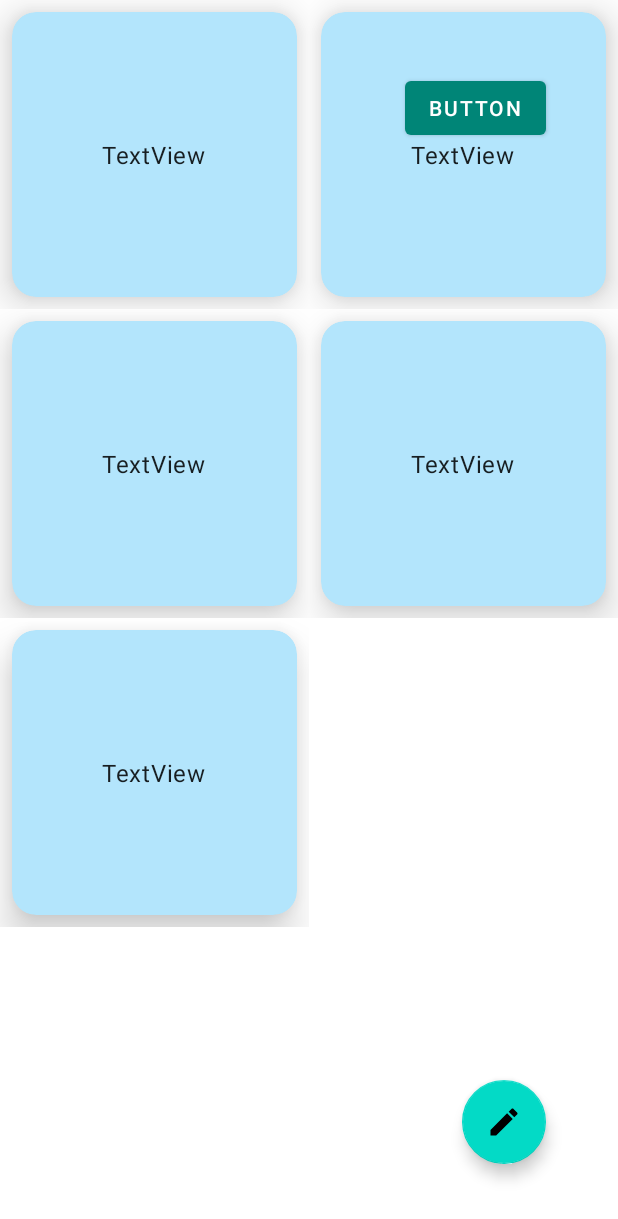
After one commit to GreimuL/SimpleFlashCard, an Android app: the CardListActivity screen opened directly, with no data from a screen before it, on a phone screen of 412 x 824 dp. The commit adds this screen. Shown: the top 1219 px of the screen. Run offline under Robolectric (Android 15) with nearby library versions, the phone set to English and light mode, and no system bars; our stand-ins replace Room's generated code.

Commit message:
Add cardlist activity

```diff
--- a/SimpleFlashCard/app/src/main/AndroidManifest.xml
+++ b/SimpleFlashCard/app/src/main/AndroidManifest.xml
@@ -17,6 +17,7 @@
             </intent-filter>
         </activity>
         <activity android:name=".activity.DeckPlayActivity"/>
+        <activity android:name=".activity.CardListActivity"/>
     </application>
 
 </manifest>
--- /dev/null
+++ b/SimpleFlashCard/app/src/main/java/com/greimul/simpleflashcard/activity/CardListActivity.kt
@@ -0,0 +1,40 @@
+package com.greimul.simpleflashcard.activity
+
+import android.os.Bundle
+import androidx.appcompat.app.AppCompatActivity
+import androidx.recyclerview.widget.GridLayoutManager
+import androidx.recyclerview.widget.ListAdapter
+import androidx.recyclerview.widget.RecyclerView
+import com.greimul.simpleflashcard.R
+import com.greimul.simpleflashcard.adapter.CardListAdapter
+import com.greimul.simpleflashcard.db.Card
+import kotlinx.android.synthetic.main.activity_card_list.*
+
+class CardListActivity:AppCompatActivity() {
+
+    private lateinit var recyclerview:RecyclerView
+    private lateinit var cardListAdapter: CardListAdapter
+    private lateinit var viewManager: RecyclerView.LayoutManager
+
+    override fun onCreate(savedInstanceState: Bundle?) {
+        super.onCreate(savedInstanceState)
+        setContentView(R.layout.activity_card_list)
+
+        cardListAdapter = CardListAdapter()
+        viewManager = GridLayoutManager(applicationContext,2)
+
+        cardListAdapter.setCards(listOf(
+            Card(1,"asdf","asdf",1),
+            Card(1,"asdf","asdf",1),
+            Card(1,"asdf","asdf",1),
+            Card(1,"asdf","asdf",1),
+            Card(1,"asdf","asdf",1)
+        ))
+
+        recyclerview = recyclerview_card.apply{
+            setHasFixedSize(true)
+            adapter = cardListAdapter
+            layoutManager = viewManager
+        }
+    }
+}
--- a/SimpleFlashCard/app/src/main/java/com/greimul/simpleflashcard/activity/DeckPlayActivity.kt
+++ b/SimpleFlashCard/app/src/main/java/com/greimul/simpleflashcard/activity/DeckPlayActivity.kt
@@ -7,6 +7,7 @@ import androidx.viewpager2.widget.ViewPager2
 import com.greimul.simpleflashcard.db.Card
 import com.greimul.simpleflashcard.R
 import com.greimul.simpleflashcard.adapter.DeckPlayAdapter
+import com.greimul.simpleflashcard.viewmodel.DeckViewModel
 import kotlinx.android.synthetic.main.activity_deck_play.*
 import java.lang.Math.abs
 
@@ -16,7 +17,7 @@ class DeckPlayActivity: AppCompatActivity() {
         super.onCreate(savedInstanceState)
         setContentView(R.layout.activity_deck_play)
 
-        val listsize = intent.getIntExtra("size",0)
+        val listSize = intent.getIntExtra("size",0)
 
         val previewPx = resources.getDimension(R.dimen.viewpager2_preview)
         val pageMarginPx = resources.getDimension(R.dimen.viewpager2_page_margin)
@@ -39,7 +40,7 @@ class DeckPlayActivity: AppCompatActivity() {
         }
 
         seekbar_deck_play.apply{
-            max = 7
+            max = listSize
             setOnSeekBarChangeListener(object:SeekBar.OnSeekBarChangeListener{
                 override fun onProgressChanged(
                     seekBar: SeekBar?,
--- /dev/null
+++ b/SimpleFlashCard/app/src/main/java/com/greimul/simpleflashcard/adapter/CardListAdapter.kt
@@ -0,0 +1,36 @@
+package com.greimul.simpleflashcard.adapter
+
+import android.view.LayoutInflater
+import android.view.View
+import android.view.ViewGroup
+import androidx.recyclerview.widget.RecyclerView
+import com.greimul.simpleflashcard.R
+import com.greimul.simpleflashcard.db.Card
+
+class CardListAdapter: RecyclerView.Adapter<CardListAdapter.ViewHolder>() {
+
+    private var viewData = listOf<Card>()
+
+    class ViewHolder(v:View):RecyclerView.ViewHolder(v){
+    }
+    override fun getItemCount(): Int = viewData.size
+
+    override fun onBindViewHolder(holder:ViewHolder, position: Int) {
+
+    }
+
+    override fun onCreateViewHolder(parent: ViewGroup, viewType: Int): CardListAdapter.ViewHolder {
+        val v = LayoutInflater.from(parent.context).inflate(R.layout.item_card,parent,false)
+        val viewHolder = ViewHolder(v)
+
+
+
+        return viewHolder
+    }
+
+    fun setCards(cardList:List<Card>){
+        viewData = cardList
+        notifyDataSetChanged()
+    }
+
+}
--- /dev/null
+++ b/SimpleFlashCard/app/src/main/java/com/greimul/simpleflashcard/db/CardDatabase.kt
@@ -0,0 +1,4 @@
+package com.greimul.simpleflashcard.db
+
+class CardDatabase {
+}
--- a/SimpleFlashCard/app/src/main/java/com/greimul/simpleflashcard/db/DeckRepo.kt
+++ b/SimpleFlashCard/app/src/main/java/com/greimul/simpleflashcard/db/DeckRepo.kt
@@ -10,4 +10,8 @@ class DeckRepo(val deckDao:DeckDao){
     suspend fun insert(deck:Deck){
         deckDao.insertDeck(deck)
     }
+
+    suspend fun delete(id:Int){
+        deckDao.deleteDeckById(id)
+    }
 }
--- /dev/null
+++ b/SimpleFlashCard/app/src/main/java/com/greimul/simpleflashcard/viewmodel/CardViewModel.kt
@@ -0,0 +1,4 @@
+package com.greimul.simpleflashcard.viewmodel
+
+class CardViewModel {
+}
--- a/SimpleFlashCard/app/src/main/java/com/greimul/simpleflashcard/viewmodel/DeckViewModel.kt
+++ b/SimpleFlashCard/app/src/main/java/com/greimul/simpleflashcard/viewmodel/DeckViewModel.kt
@@ -23,4 +23,7 @@ class DeckViewModel(application:Application):AndroidViewModel(application) {
         repo.insert(deck)
     }
 
+    fun delete(id:Int) = viewModelScope.launch{
+        repo.delete(id)
+    }
 }
--- /dev/null
+++ b/SimpleFlashCard/app/src/main/res/layout/activity_card_list.xml
@@ -0,0 +1,33 @@
+<?xml version="1.0" encoding="utf-8"?>
+<androidx.coordinatorlayout.widget.CoordinatorLayout xmlns:android="http://schemas.android.com/apk/res/android"
+    xmlns:app="http://schemas.android.com/apk/res-auto"
+    xmlns:tools="http://schemas.android.com/tools"
+    android:orientation="vertical" android:layout_width="match_parent"
+    android:layout_height="match_parent">
+
+    <Button
+        android:id="@+id/button_flip_card_list"
+        android:layout_width="wrap_content"
+        android:layout_height="wrap_content"
+        android:text="Button"
+        android:layout_margin="48dp"
+        android:layout_gravity="top|end"/>
+
+    <androidx.recyclerview.widget.RecyclerView
+        android:id="@+id/recyclerview_card"
+        android:layout_width="match_parent"
+        android:layout_height="match_parent"
+        tools:listitem="@layout/item_card" >
+
+    </androidx.recyclerview.widget.RecyclerView>
+
+    <com.google.android.material.floatingactionbutton.FloatingActionButton
+        android:id="@+id/floatingActionButton"
+        android:layout_gravity="end|bottom"
+        android:layout_margin="48dp"
+        android:layout_width="wrap_content"
+        android:layout_height="wrap_content"
+        android:clickable="true"
+        app:srcCompat="@drawable/ic_create_48px" />
+
+</androidx.coordinatorlayout.widget.CoordinatorLayout>
--- /dev/null
+++ b/SimpleFlashCard/app/src/main/res/layout/item_card.xml
@@ -0,0 +1,29 @@
+<?xml version="1.0" encoding="utf-8"?>
+<androidx.constraintlayout.widget.ConstraintLayout xmlns:android="http://schemas.android.com/apk/res/android"
+    xmlns:app="http://schemas.android.com/apk/res-auto"
+    android:layout_width="match_parent"
+    android:layout_height="wrap_content">
+
+    <androidx.cardview.widget.CardView
+        android:layout_width="match_parent"
+        android:layout_height="0dp"
+        android:layout_margin="8dp"
+        app:cardBackgroundColor="#B3E5FC"
+        app:cardCornerRadius="16dp"
+        app:cardElevation="16dp"
+        app:contentPadding="2dp"
+        app:layout_constraintBottom_toBottomOf="parent"
+        app:layout_constraintDimensionRatio="1:1"
+        app:layout_constraintEnd_toEndOf="parent"
+        app:layout_constraintStart_toStartOf="parent"
+        app:layout_constraintTop_toTopOf="parent">
+
+        <TextView
+            android:id="@+id/textView"
+            style="@style/TextAppearance.MaterialComponents.Body1"
+            android:layout_width="wrap_content"
+            android:layout_height="wrap_content"
+            android:layout_gravity="center"
+            android:text="TextView" />
+    </androidx.cardview.widget.CardView>
+</androidx.constraintlayout.widget.ConstraintLayout>
```
Also changed, not shown: SimpleFlashCard/app/src/main/java/com/greimul/simpleflashcard/adapter/DeckListAdapter.kt (renamed from SimpleFlashCard/app/src/main/java/com/greimul/simpleflashcard/adapter/ViewAdapter.kt, +24 -5 lines), SimpleFlashCard/app/src/main/java/com/greimul/simpleflashcard/db/CardDao.kt (added, +22 -0 lines), SimpleFlashCard/app/src/main/java/com/greimul/simpleflashcard/db/CardRepo.kt (added, +8 -0 lines), SimpleFlashCard/app/src/main/java/com/greimul/simpleflashcard/db/DeckDao.kt (+2 -11 lines), SimpleFlashCard/app/src/main/java/com/greimul/simpleflashcard/fragment/DeckFragment.kt (+11 -13 lines).
